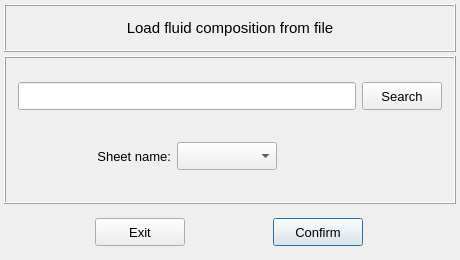
This is pulse/interface/data/ui_files/model/setup/fluid/load_fluid_composition.ui in open-pulse/OpenPulse as Qt 5 draws it before an edit. The edited form follows.
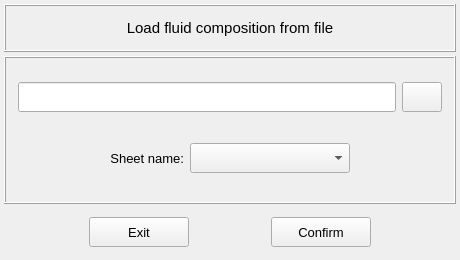
This is the edited form. Icons and pictures are not drawn.

Commit message: Update the load composition-related files

Patch:
```diff
--- a/pulse/interface/data/ui_files/model/setup/fluid/load_fluid_composition.ui
+++ b/pulse/interface/data/ui_files/model/setup/fluid/load_fluid_composition.ui
@@ -121,13 +121,13 @@
         <property name="minimumSize">
          <size>
           <width>300</width>
-          <height>28</height>
+          <height>30</height>
          </size>
         </property>
         <property name="maximumSize">
          <size>
           <width>16777215</width>
-          <height>28</height>
+          <height>30</height>
          </size>
         </property>
         <property name="font">
@@ -144,14 +144,14 @@
        <widget class="QPushButton" name="pushButton_search">
         <property name="minimumSize">
          <size>
-          <width>80</width>
-          <height>28</height>
+          <width>40</width>
+          <height>30</height>
          </size>
         </property>
         <property name="maximumSize">
          <size>
-          <width>80</width>
-          <height>28</height>
+          <width>40</width>
+          <height>30</height>
          </size>
         </property>
         <property name="font">
@@ -160,14 +160,24 @@
          </font>
         </property>
         <property name="text">
-         <string>Search</string>
+         <string/>
+        </property>
+        <property name="icon">
+         <iconset resource="../../../../icons/resources.qrc">
+          <normaloff>:/icons/common/document_search.png</normaloff>:/icons/common/document_search.png</iconset>
+        </property>
+        <property name="iconSize">
+         <size>
+          <width>22</width>
+          <height>22</height>
+         </size>
         </property>
         <property name="autoDefault">
          <bool>false</bool>
         </property>
        </widget>
       </item>
-      <item row="1" column="0">
+      <item row="1" column="0" colspan="2">
        <widget class="QFrame" name="frame_4">
         <property name="maximumSize">
          <size>
@@ -199,13 +209,13 @@
            <property name="minimumSize">
             <size>
              <width>0</width>
-             <height>28</height>
+             <height>30</height>
             </size>
            </property>
            <property name="maximumSize">
             <size>
              <width>100</width>
-             <height>28</height>
+             <height>30</height>
             </size>
            </property>
            <property name="font">
@@ -225,14 +235,14 @@
           <widget class="QComboBox" name="comboBox_sheet_names">
            <property name="minimumSize">
             <size>
-             <width>100</width>
-             <height>28</height>
+             <width>160</width>
+             <height>30</height>
             </size>
            </property>
            <property name="maximumSize">
             <size>
              <width>200</width>
-             <height>28</height>
+             <height>30</height>
             </size>
            </property>
            <property name="font">
@@ -299,14 +309,14 @@
        <widget class="QPushButton" name="pushButton_exit">
         <property name="minimumSize">
          <size>
-          <width>90</width>
-          <height>28</height>
+          <width>100</width>
+          <height>30</height>
          </size>
         </property>
         <property name="maximumSize">
          <size>
-          <width>90</width>
-          <height>28</height>
+          <width>100</width>
+          <height>30</height>
          </size>
         </property>
         <property name="font">
@@ -326,14 +336,14 @@
        <widget class="QPushButton" name="pushButton_confirm">
         <property name="minimumSize">
          <size>
-          <width>90</width>
-          <height>28</height>
+          <width>100</width>
+          <height>30</height>
          </size>
         </property>
         <property name="maximumSize">
          <size>
-          <width>90</width>
-          <height>28</height>
+          <width>100</width>
+          <height>30</height>
          </size>
         </property>
         <property name="font">
@@ -348,7 +358,7 @@
          <bool>false</bool>
         </property>
         <property name="default">
-         <bool>true</bool>
+         <bool>false</bool>
         </property>
        </widget>
       </item>
```
Left out of the diff: 30 changed lines with no effect on the pictures. The commit also changes 2 other files.
